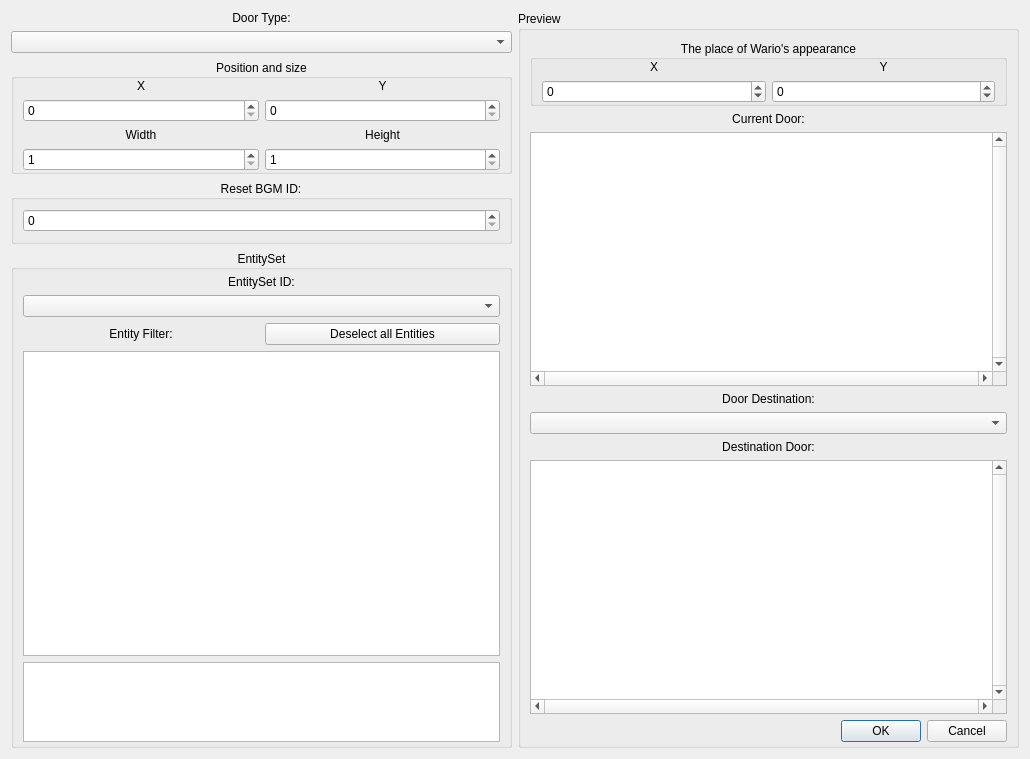
wario-land/WL4Editor, file Dialog/DoorConfigDialog.ui: the form before one commit.
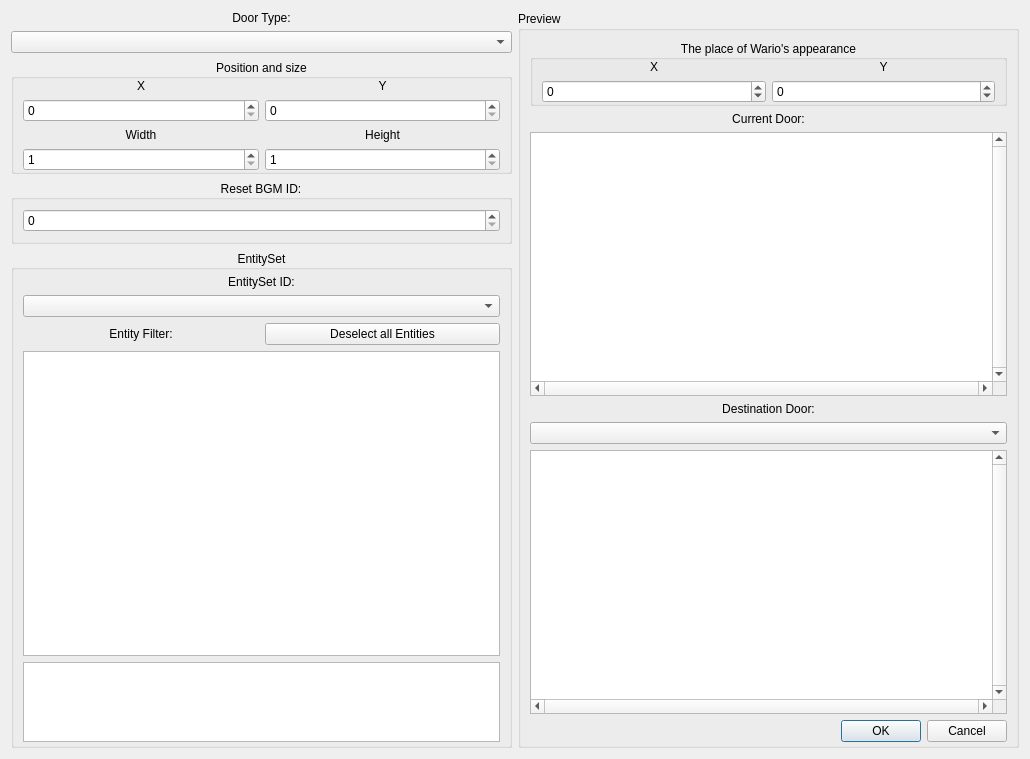
The form after the commit.

Commit message: UI problem fix and an edge case bugfix for door config dialog

The edit to the form file:
```diff
--- a/Dialog/DoorConfigDialog.ui
+++ b/Dialog/DoorConfigDialog.ui
@@ -431,7 +431,7 @@
         <item>
          <widget class="QLabel" name="label_CurrentDoor">
           <property name="sizePolicy">
-           <sizepolicy hsizetype="Minimum" vsizetype="Preferred">
+           <sizepolicy hsizetype="Minimum" vsizetype="Fixed">
             <horstretch>0</horstretch>
             <verstretch>0</verstretch>
            </sizepolicy>
@@ -447,7 +447,7 @@
         <item>
          <widget class="QGraphicsView" name="GraphicsView_Preview">
           <property name="sizePolicy">
-           <sizepolicy hsizetype="Ignored" vsizetype="Expanding">
+           <sizepolicy hsizetype="Ignored" vsizetype="Ignored">
             <horstretch>0</horstretch>
             <verstretch>0</verstretch>
            </sizepolicy>
@@ -462,33 +462,7 @@
            <enum>QAbstractScrollArea::AdjustToContents</enum>
           </property>
           <property name="viewportUpdateMode">
-           <enum>QGraphicsView::FullViewportUpdate</enum>
-          </property>
-         </widget>
-        </item>
-        <item>
-         <widget class="QLabel" name="Label_DoorDestination">
-          <property name="sizePolicy">
-           <sizepolicy hsizetype="Minimum" vsizetype="Fixed">
-            <horstretch>0</horstretch>
-            <verstretch>0</verstretch>
-           </sizepolicy>
-          </property>
-          <property name="text">
-           <string>Door Destination:</string>
-          </property>
-          <property name="alignment">
-           <set>Qt::AlignCenter</set>
-          </property>
-         </widget>
-        </item>
-        <item>
-         <widget class="QComboBox" name="ComboBox_DoorDestinationPicker">
-          <property name="sizePolicy">
-           <sizepolicy hsizetype="Minimum" vsizetype="Fixed">
-            <horstretch>0</horstretch>
-            <verstretch>0</verstretch>
-           </sizepolicy>
+           <enum>QGraphicsView::SmartViewportUpdate</enum>
           </property>
          </widget>
         </item>
@@ -508,10 +482,20 @@
           </property>
          </widget>
         </item>
+        <item>
+         <widget class="QComboBox" name="ComboBox_DoorDestinationPicker">
+          <property name="sizePolicy">
+           <sizepolicy hsizetype="Minimum" vsizetype="Fixed">
+            <horstretch>0</horstretch>
+            <verstretch>0</verstretch>
+           </sizepolicy>
+          </property>
+         </widget>
+        </item>
         <item>
          <widget class="QGraphicsView" name="GraphicsView_DestinationDoor">
           <property name="sizePolicy">
-           <sizepolicy hsizetype="Ignored" vsizetype="Expanding">
+           <sizepolicy hsizetype="Ignored" vsizetype="Ignored">
             <horstretch>0</horstretch>
             <verstretch>0</verstretch>
            </sizepolicy>
@@ -532,7 +516,7 @@
            <enum>QAbstractScrollArea::AdjustToContents</enum>
           </property>
           <property name="viewportUpdateMode">
-           <enum>QGraphicsView::FullViewportUpdate</enum>
+           <enum>QGraphicsView::SmartViewportUpdate</enum>
           </property>
          </widget>
         </item>
```
The commit also changes 2 other files.
